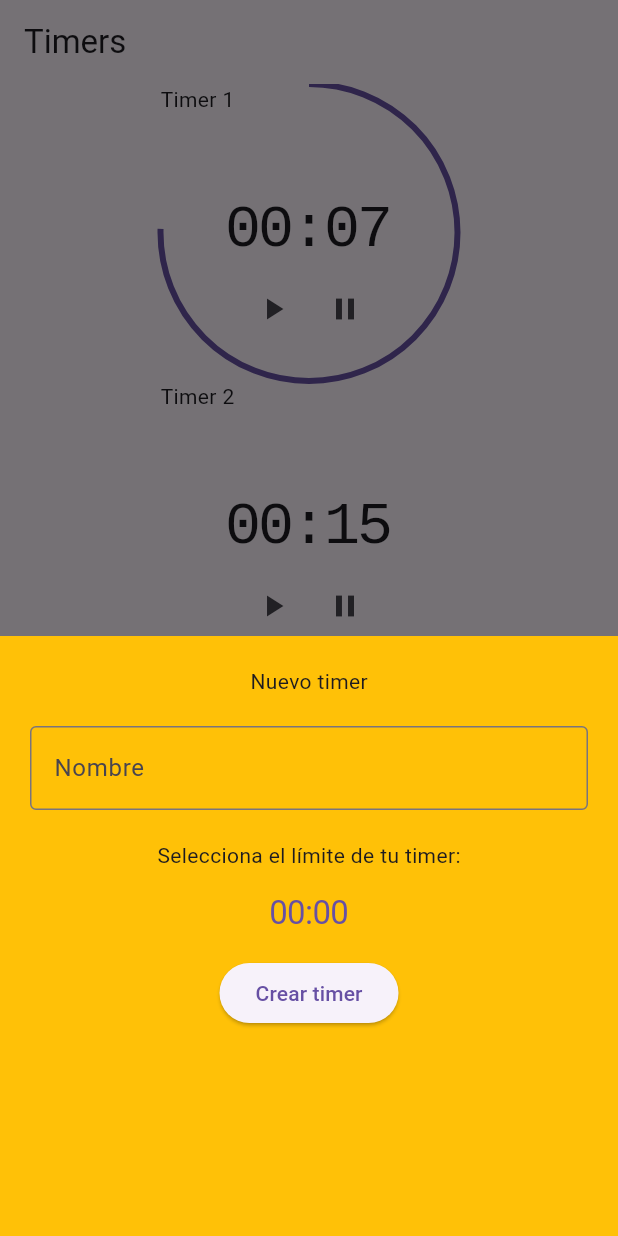
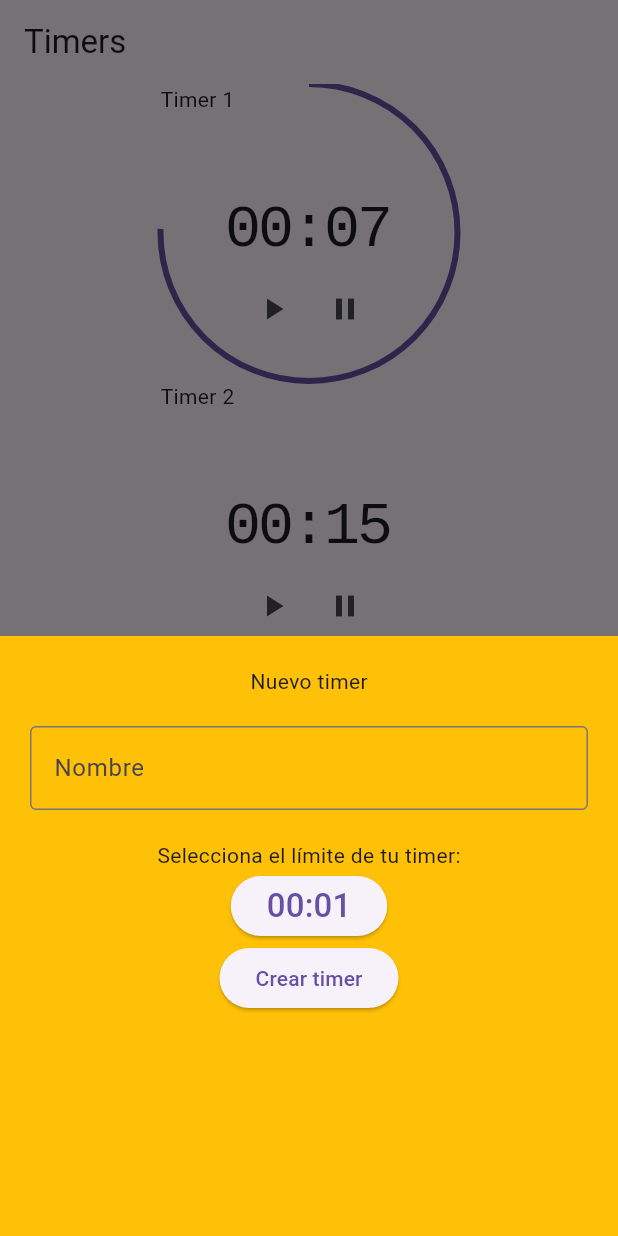
Before and after one commit to 10Pines/bonsai-equipo-estrellita, a Flutter app: the screen it shows after launch, after a tap on the "play arrow" icon, after a tap on the "add" icon, on a phone screen of 412 x 824 dp. Run offline on Flutter 3.47's test engine with Material 3 defaults, Android fonts, the light colour scheme and no system bars; our stand-ins replace audioplayers.

Commit message:
Cambiar a material button y el limite inicial en el limit picker

```diff
--- a/lib/new_timer_creation/timer_limit_picker.dart
+++ b/lib/new_timer_creation/timer_limit_picker.dart
@@ -1,4 +1,5 @@
 import 'package:flutter/cupertino.dart';
+import 'package:flutter/material.dart';
 
 class TimerLimitPicker extends StatefulWidget {
   final Function setLimit;
@@ -10,7 +11,7 @@ class TimerLimitPicker extends StatefulWidget {
 }
 
 class _TimerLimitPickerState extends State<TimerLimitPicker> {
-  Duration duration = const Duration(minutes: 00, seconds: 00);
+  Duration duration = const Duration(minutes: 00, seconds: 01);
 
   void _showDialog(Widget child) {
     showCupertinoModalPopup<void>(
@@ -36,7 +37,7 @@ class _TimerLimitPickerState extends State<TimerLimitPicker> {
 
   @override
   Widget build(BuildContext context) {
-    return CupertinoButton(
+    return ElevatedButton(
       // Display a CupertinoTimerPicker with hour/minute mode.
       onPressed: () => _showDialog(
         CupertinoTimerPicker(
```
